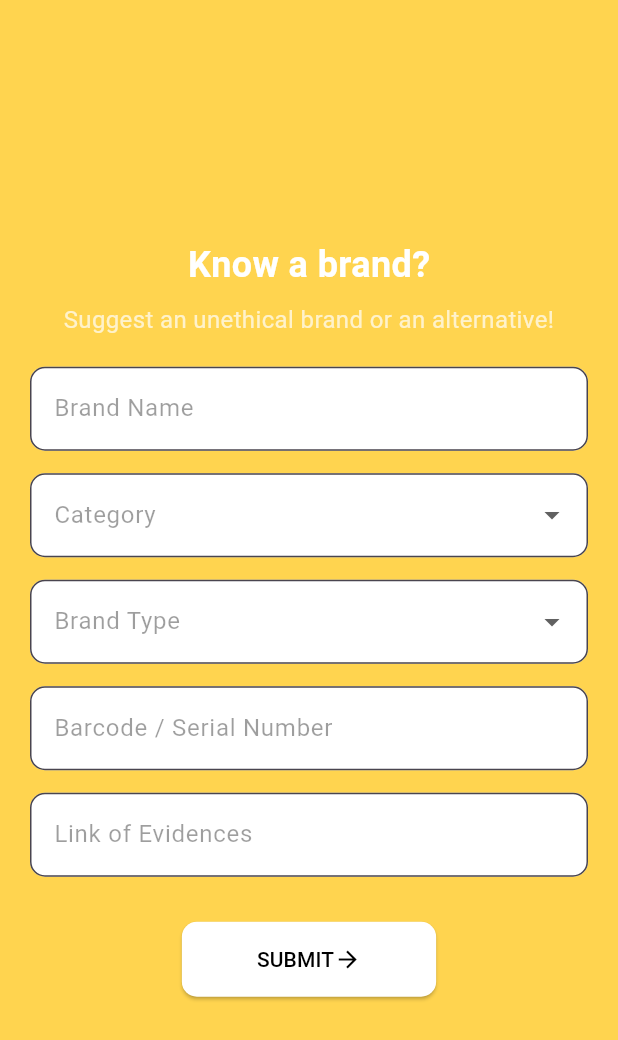
After one commit to FarisArch/kyb, a Flutter app: the ContributePage screen opened by its route, on a phone screen of 412 x 824 dp. The commit adds this screen. Shown: the top 1040 px of the screen. Run offline on Flutter 3.47's test engine with Material 3 defaults, Android fonts, the phone set to English and light mode, and no system bars; our stand-ins replace firebase_core, get; missing offline and left inert: barcode_scan2; accounts and stored records are empty.

Commit message:
done contribute.dart

```diff
--- a/lib/main.dart
+++ b/lib/main.dart
@@ -7,7 +7,7 @@ import 'package:firebase_core/firebase_core.dart';
 void main() {
   runFirebase();
   runApp(MaterialApp(
-    initialRoute: '/search',
+    initialRoute: '/login',
     routes: {
       '/': (context) => SplashScreen(),
       '/front': (context) => FrontPage(),
@@ -21,6 +21,7 @@ void main() {
       '/news': (context) => NewsPage(),
       '/scan': (context) => ScanPage(),
       '/search': (context) => SearchPage(),
+      '/contribute': (context) => ContributePage(),
     },
   ));
 }
--- /dev/null
+++ b/lib/pages/contribute.dart
@@ -0,0 +1,194 @@
+import 'package:flutter/material.dart';
+
+class ContributePage extends StatefulWidget {
+  @override
+  _ContributePageState createState() => _ContributePageState();
+}
+
+class _ContributePageState extends State<ContributePage> {
+  final _brandNameController = TextEditingController();
+  final _barcodeController = TextEditingController();
+  final _evidenceLinkController = TextEditingController();
+
+  String? _selectedCategory;
+  String? _selectedBrandType;
+
+  final List<String> _categories = [
+    'Automotive',
+    'Fashion',
+    'Technology',
+    'Manufacturer',
+    'Supermarket',
+    'Cosmetics',
+    'Finance',
+    'F&B',
+    'Entertainment',
+  ];
+
+  final List<String> _brandTypes = [
+    'Unethical Brand',
+    'Alternative Brand',
+  ];
+
+  @override
+  Widget build(BuildContext context) {
+    return Scaffold(
+      backgroundColor: Color(0xFFFFD44F), // Background color as per the image
+      body: Padding(
+        padding: const EdgeInsets.all(20.0),
+        child: Center(
+          child: Column(
+            mainAxisAlignment: MainAxisAlignment.center,
+            children: [
+              Text(
+                'Know a brand?',
+                style: TextStyle(
+                  fontSize: 24,
+                  fontWeight: FontWeight.bold,
+                  color: Colors.white,
+                ),
+              ),
+              SizedBox(height: 8),
+              Text(
+                'Suggest an unethical brand or an alternative!',
+                style: TextStyle(
+                  fontSize: 16,
+                  color: Colors.white70,
+                ),
+                textAlign: TextAlign.center,
+              ),
+              SizedBox(height: 20),
+
+              // Brand Name Field
+              TextField(
+                controller: _brandNameController,
+                decoration: InputDecoration(
+                  labelText: 'Brand Name',
+                  labelStyle: TextStyle(color: Colors.black38),
+                  hintText: 'Type here',
+                  filled: true,
+                  fillColor: Colors.white,
+                  border: OutlineInputBorder(
+                    borderRadius: BorderRadius.circular(10),
+                  ),
+                ),
+              ),
+              SizedBox(height: 15),
+
+              // Category Dropdown
+              DropdownButtonFormField<String>(
+                value: _selectedCategory,
+                items: _categories.map((category) {
+                  return DropdownMenuItem(
+                    value: category,
+                    child: Text(category),
+                  );
+                }).toList(),
+                onChanged: (value) {
+                  setState(() {
+                    _selectedCategory = value;
+                  });
+                },
+                decoration: InputDecoration(
+                  labelText: 'Category',
+                  labelStyle: TextStyle(color: Colors.black38),
+                  filled: true,
+                  fillColor: Colors.white,
+                  border: OutlineInputBorder(
+                    borderRadius: BorderRadius.circular(10),
+                  ),
+                ),
+              ),
+              SizedBox(height: 15),
+
+              // Brand Type Dropdown (Unethical/Alternative)
+              DropdownButtonFormField<String>(
+                value: _selectedBrandType,
+                items: _brandTypes.map((type) {
+                  return DropdownMenuItem(
+                    value: type,
+                    child: Text(type),
+                  );
+                }).toList(),
+                onChanged: (value) {
+                  setState(() {
+                    _selectedBrandType = value;
+                  });
+                },
+                decoration: InputDecoration(
+                  labelText: 'Brand Type',
+                  labelStyle: TextStyle(color: Colors.black38),
+                  filled: true,
+                  fillColor: Colors.white,
+                  border: OutlineInputBorder(
+                    borderRadius: BorderRadius.circular(10),
+                  ),
+                ),
+              ),
+              SizedBox(height: 15),
+
+              // Barcode/Serial Number Field
+              TextField(
+                controller: _barcodeController,
+                decoration: InputDecoration(
+                  labelText: 'Barcode / Serial Number',
+                  labelStyle: TextStyle(color: Colors.black38),
+                  hintText: 'Type here',
+                  filled: true,
+                  fillColor: Colors.white,
+                  border: OutlineInputBorder(
+                    borderRadius: BorderRadius.circular(10),
+                  ),
+                ),
+              ),
+              SizedBox(height: 15),
+
+              // Link of Evidence Field
+              TextField(
+                controller: _evidenceLinkController,
+                decoration: InputDecoration(
+                  labelText: 'Link of Evidences',
+                  labelStyle: TextStyle(color: Colors.black38),
+                  hintText: 'Type here',
+                  filled: true,
+                  fillColor: Colors.white,
+                  border: OutlineInputBorder(
+                    borderRadius: BorderRadius.circular(10),
+                  ),
+                ),
+              ),
+              SizedBox(height: 30),
+
+              // Submit Button
+              ElevatedButton(
+                onPressed: () {
+                  // Handle submission logic here
+                  print('Submitted: ${_brandNameController.text}');
+
+                  Navigator.pushNamed(context, '/successfulContribute');
+                },
+                style: ElevatedButton.styleFrom(
+                  backgroundColor: Colors.white,
+                  padding: EdgeInsets.symmetric(horizontal: 50, vertical: 15),
+                  shape: RoundedRectangleBorder(
+                    borderRadius: BorderRadius.circular(10),
+                  ),
+                ),
+                child: Row(
+                  mainAxisSize: MainAxisSize.min,
+                  children: [
+                    Text(
+                      'SUBMIT',
+                      style: TextStyle(color: Colors.black),
+                    ),
+                    Icon(Icons.arrow_forward, color: Colors.black),
+                  ],
+                ),
+              ),
+            ],
+          ),
+        ),
+      ),
+    );
+  }
+}
--- a/lib/pages/login.dart
+++ b/lib/pages/login.dart
@@ -16,14 +16,21 @@ class _LoginPageState extends State<LoginPage> {
       backgroundColor: const Color.fromRGBO(255, 220, 80, 1),
       body: SafeArea(
         child: SingleChildScrollView(
-          child: Column(children: [
+          child: Column(
+            children: [
               Padding(
                 padding: EdgeInsets.fromLTRB(0, 100, 250, 0),
-              child: Text('Login', style: TextStyle(fontSize: 35, color: Colors.white)),
+                child: Text(
+                  'Login',
+                  style: TextStyle(fontSize: 35, color: Colors.white),
+                ),
               ),
               Padding(
                 padding: EdgeInsets.fromLTRB(0, 0, 100, 50),
-              child: Text('Please sign-in to continue', style: TextStyle(fontSize: 20, color: Colors.white)),
+                child: Text(
+                  'Please sign-in to continue',
+                  style: TextStyle(fontSize: 20, color: Colors.white),
+                ),
               ),
               Center(
                 child: Container(
@@ -34,7 +41,8 @@ class _LoginPageState extends State<LoginPage> {
                       hintStyle: TextStyle(color: Color.fromRGBO(255, 220, 80, 1)),
                       prefixIcon: Icon(Icons.email),
                       filled: true,
-                      fillColor: Colors.white),
+                      fillColor: Colors.white,
+                    ),
                     maxLines: 1,
                     validator: (value) {
                       if (value == null || value.isEmpty) {
@@ -57,7 +65,8 @@ class _LoginPageState extends State<LoginPage> {
                       hintStyle: TextStyle(color: Color.fromRGBO(255, 220, 80, 1)),
                       prefixIcon: Icon(Icons.key),
                       filled: true,
-                      fillColor: Colors.white),
+                      fillColor: Colors.white,
+                    ),
                     validator: (value) {
                       if (value == null || value.isEmpty) {
                         return 'Please enter a password';
@@ -79,25 +88,45 @@ class _LoginPageState extends State<LoginPage> {
                   height: 50,
                   child: ElevatedButton(
                     style: ElevatedButton.styleFrom(backgroundColor: Colors.pink),
-                    onPressed: () {},
+                    onPressed: () {
+                      // Navigate to successful_login.dart
+                      Navigator.pushNamed(context, '/successfulLogin');
+                    },
                     child: Row(
                       mainAxisAlignment: MainAxisAlignment.center,
                       children: [
                         Icon(Icons.login),
-                        Text('Login',
+                        Text(
+                          'Login',
                           style: TextStyle(
                             fontSize: 20,
                             color: Colors.white,
-                            )),
+                          ),
+                        ),
                       ],
-                    )),
+                    ),
+                  ),
                 ),
               ),
               Padding(
                 padding: const EdgeInsets.fromLTRB(0, 150, 0, 0),
-              child: Text('Dont have an account? Sign up!'),
-            )
-          ]),
+                child: GestureDetector(
+                  onTap: () {
+                    // Navigate to register.dart
+                    Navigator.pushNamed(context, '/register');
+                  },
+                  child: Text(
+                    'Don’t have an account? Sign up!',
+                    style: TextStyle(
+                      color: Colors.white,
+                      fontSize: 16,
+                      decoration: TextDecoration.underline,
+                    ),
+                  ),
+                ),
+              ),
+            ],
+          ),
         ),
       ),
     );
--- a/lib/pages/pages.dart
+++ b/lib/pages/pages.dart
@@ -12,3 +12,4 @@ export 'package:kyb/pages/news.dart';
 export 'package:kyb/pages/news_card.dart';
 export 'package:kyb/pages/scan.dart';
 export 'package:kyb/pages/search.dart';
+export 'package:kyb/pages/contribute.dart';
--- a/lib/pages/register.dart
+++ b/lib/pages/register.dart
@@ -137,24 +137,40 @@ class _RegisterPageState extends State<RegisterPage> {
                       padding: const EdgeInsets.fromLTRB(240, 0, 0, 0),
                       child: ElevatedButton.icon(
                         style: ElevatedButton.styleFrom(
-                        backgroundColor: Colors.pink, // Set the background color to pink
-                      ),
+                          backgroundColor: Colors.pink, // Set the background color to pink
+                        ),
                         onPressed: () {
                           if (_formKey.currentState!.validate()) {
                             _formKey.currentState!.save();
-                            // TODO: Handle form data
+                            // Handle form data here, then navigate
                             print('Full Name: $_fullName');
                             print('Email: $_email');
                             print('Password: $_password');
                             print('Confirm Password: $_confirmPassword');
+
+                            // Navigate to successful_register.dart
+                            Navigator.pushNamed(context, '/successfulRegister');
                           }
                         },
                         icon: Icon(Icons.login),
                         label: Text('Sign up'),
                       ),
                     ),
-                    SizedBox(height: 20),
-                    Text('Already have an account? Sign in'),
+                    const SizedBox(height: 20),
+                    GestureDetector(
+                      onTap: () {
+                        // Navigate to login.dart
+                        Navigator.pushNamed(context, '/login');
+                      },
+                      child: Text(
+                        'Already have an account? Sign in',
+                        style: TextStyle(
+                          color: Colors.white,
+                          fontSize: 16,
+                          decoration: TextDecoration.underline,
+                        ),
+                      ),
+                    ),
                   ],
                 ),
               ),
```
Also changed, not shown: lib/pages/report.dart (added). Lines whose indentation alone changed are shown as unchanged.
